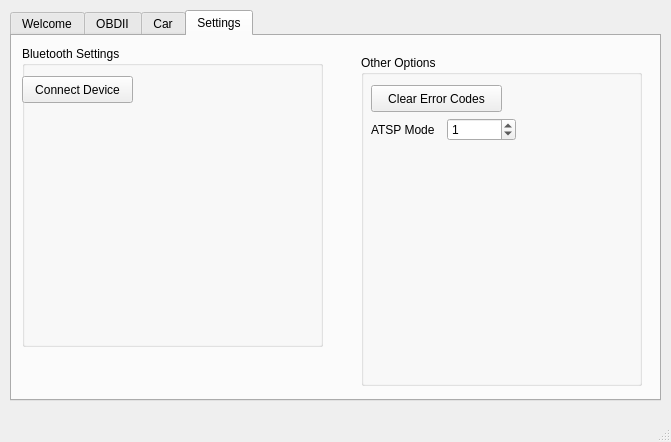
kd8bny/pi2go, file main.ui: the form before one commit.
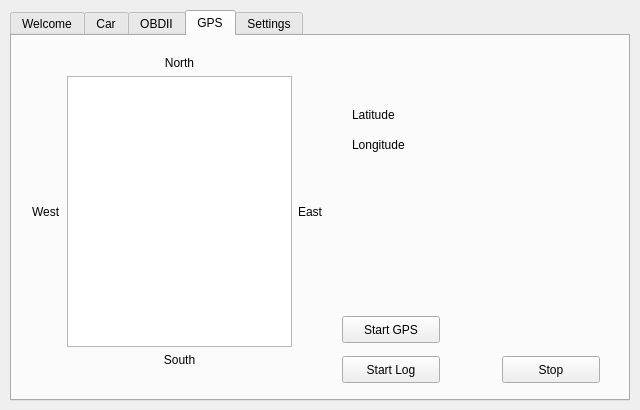
The form after the commit.

Commit message: Added GPS features. Non functioning

Patch:
```diff
--- a/main.ui
+++ b/main.ui
@@ -6,8 +6,8 @@
    <rect>
     <x>0</x>
     <y>0</y>
-    <width>671</width>
-    <height>442</height>
+    <width>640</width>
+    <height>410</height>
    </rect>
   </property>
   <property name="windowTitle">
@@ -19,7 +19,7 @@
      <rect>
       <x>10</x>
       <y>10</y>
-      <width>651</width>
+      <width>620</width>
       <height>391</height>
      </rect>
     </property>
@@ -53,7 +53,38 @@
        </rect>
       </property>
       <property name="text">
-       <string>pi2go V1 R3A</string>
+       <string>pi2go V1 R4A</string>
+      </property>
+     </widget>
+    </widget>
+    <widget class="QWidget" name="carTab">
+     <attribute name="title">
+      <string>Car</string>
+     </attribute>
+     <widget class="QToolButton" name="F_lights">
+      <property name="geometry">
+       <rect>
+        <x>10</x>
+        <y>30</y>
+        <width>111</width>
+        <height>71</height>
+       </rect>
+      </property>
+      <property name="text">
+       <string>Fog Lights</string>
+      </property>
+     </widget>
+     <widget class="QToolButton" name="A_lights">
+      <property name="geometry">
+       <rect>
+        <x>10</x>
+        <y>110</y>
+        <width>111</width>
+        <height>71</height>
+       </rect>
+      </property>
+      <property name="text">
+       <string>Accent Lights</string>
       </property>
      </widget>
     </widget>
@@ -138,36 +169,127 @@
       </layout>
      </widget>
     </widget>
-    <widget class="QWidget" name="carTab">
+    <widget class="QWidget" name="GPStab">
      <attribute name="title">
-      <string>Car</string>
+      <string>GPS</string>
      </attribute>
-     <widget class="QToolButton" name="F_lights">
+     <widget class="QLabel" name="label_12">
       <property name="geometry">
        <rect>
-        <x>10</x>
-        <y>30</y>
-        <width>111</width>
-        <height>71</height>
+        <x>340</x>
+        <y>70</y>
+        <width>66</width>
+        <height>17</height>
        </rect>
       </property>
       <property name="text">
-       <string>Fog Lights</string>
+       <string>Latitude</string>
       </property>
      </widget>
-     <widget class="QToolButton" name="A_lights">
+     <widget class="QLabel" name="label_13">
       <property name="geometry">
        <rect>
-        <x>10</x>
-        <y>110</y>
-        <width>111</width>
-        <height>71</height>
+        <x>340</x>
+        <y>100</y>
+        <width>71</width>
+        <height>17</height>
        </rect>
       </property>
       <property name="text">
-       <string>Accent Lights</string>
+       <string>Longitude</string>
       </property>
      </widget>
+     <widget class="QPushButton" name="pushButton">
+      <property name="geometry">
+       <rect>
+        <x>330</x>
+        <y>280</y>
+        <width>98</width>
+        <height>27</height>
+       </rect>
+      </property>
+      <property name="text">
+       <string>Start GPS</string>
+      </property>
+     </widget>
+     <widget class="QPushButton" name="pushButton_2">
+      <property name="geometry">
+       <rect>
+        <x>330</x>
+        <y>320</y>
+        <width>98</width>
+        <height>27</height>
+       </rect>
+      </property>
+      <property name="text">
+       <string>Start Log</string>
+      </property>
+     </widget>
+     <widget class="QPushButton" name="pushButton_3">
+      <property name="geometry">
+       <rect>
+        <x>490</x>
+        <y>320</y>
+        <width>98</width>
+        <height>27</height>
+       </rect>
+      </property>
+      <property name="text">
+       <string>Stop</string>
+      </property>
+     </widget>
+     <widget class="QWidget" name="">
+      <property name="geometry">
+       <rect>
+        <x>20</x>
+        <y>20</y>
+        <width>291</width>
+        <height>311</height>
+       </rect>
+      </property>
+      <layout class="QGridLayout" name="gridLayout_2">
+       <item row="1" column="0">
+        <widget class="QLabel" name="label_11">
+         <property name="text">
+          <string>West</string>
+         </property>
+        </widget>
+       </item>
+       <item row="1" column="3">
+        <widget class="QLabel" name="label_10">
+         <property name="layoutDirection">
+          <enum>Qt::LeftToRight</enum>
+         </property>
+         <property name="text">
+          <string>East</string>
+         </property>
+        </widget>
+       </item>
+       <item row="2" column="2">
+        <widget class="QLabel" name="label_9">
+         <property name="text">
+          <string>South</string>
+         </property>
+         <property name="alignment">
+          <set>Qt::AlignCenter</set>
+         </property>
+        </widget>
+       </item>
+       <item row="0" column="2">
+        <widget class="QLabel" name="label_8">
+         <property name="text">
+          <string>North</string>
+         </property>
+         <property name="alignment">
+          <set>Qt::AlignCenter</set>
+         </property>
+        </widget>
+       </item>
+       <item row="1" column="2">
+        <widget class="QGraphicsView" name="graphicsView_2"/>
+       </item>
+      </layout>
+     </widget>
     </widget>
     <widget class="QWidget" name="settingTab">
      <attribute name="title">
@@ -179,7 +301,7 @@
         <x>10</x>
         <y>10</y>
         <width>301</width>
-        <height>301</height>
+        <height>61</height>
        </rect>
       </property>
       <property name="title">
@@ -202,14 +324,14 @@
      <widget class="QGroupBox" name="groupBox_2">
       <property name="geometry">
        <rect>
-        <x>349</x>
-        <y>19</y>
-        <width>281</width>
-        <height>331</height>
+        <x>10</x>
+        <y>70</y>
+        <width>201</width>
+        <height>101</height>
        </rect>
       </property>
       <property name="title">
-       <string>Other Options</string>
+       <string>ODB2 Options</string>
       </property>
       <widget class="QPushButton" name="obdClear">
        <property name="geometry">
@@ -224,7 +346,7 @@
         <string>Clear Error Codes</string>
        </property>
       </widget>
-      <widget class="QWidget" name="">
+      <widget class="QWidget" name="layoutWidget">
        <property name="geometry">
         <rect>
          <x>10</x>
@@ -274,7 +396,6 @@
     </widget>
    </widget>
   </widget>
-  <widget class="QStatusBar" name="statusbar"/>
  </widget>
  <resources/>
  <connections/>
```
Left out of the diff: 14 changed lines with no effect on the pictures. The commit also changes 1 other file.
